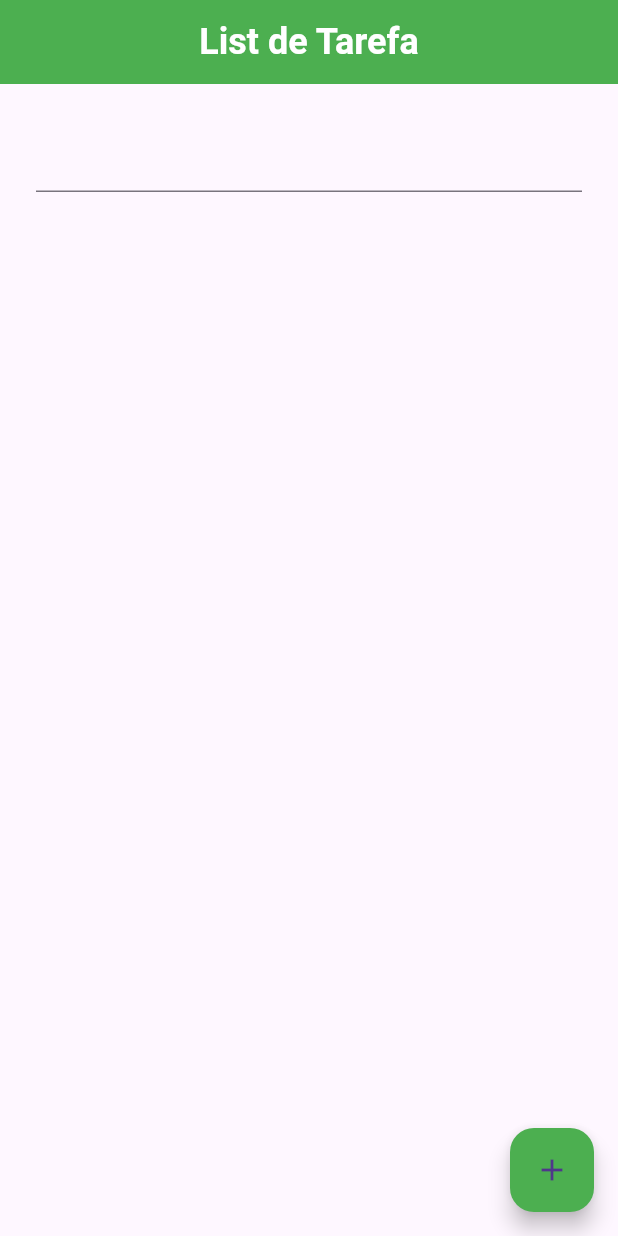
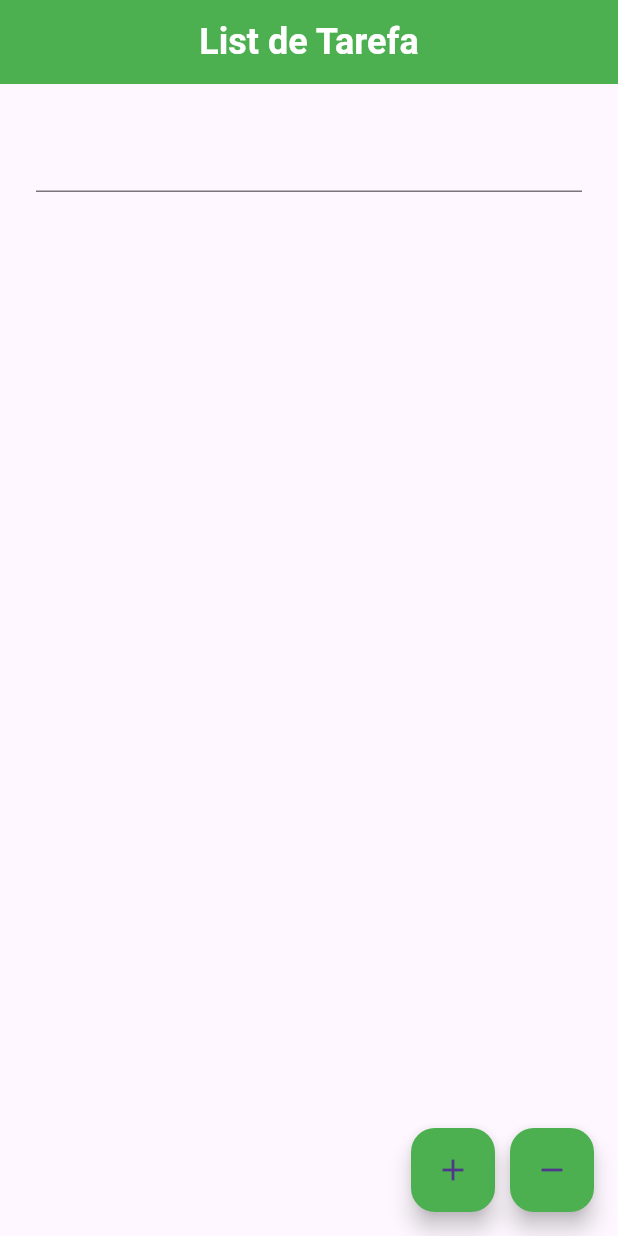
Before and after one commit to Danilomr305/studies, a Flutter app: the screen it shows after launch, on a phone screen of 412 x 824 dp. Run offline on Flutter 3.47's test engine with Material 3 defaults, Android fonts, the phone set to English and light mode, and no system bars; our stand-ins replace animated_splash_screen, page_transition.

Commit message:
estudando sobre list

```diff
--- a/todo_list/lib/pages/todo_list_page.dart
+++ b/todo_list/lib/pages/todo_list_page.dart
@@ -1,4 +1,4 @@
-// ignore_for_file: avoid_print, prefer_is_empty, sized_box_for_whitespace
+// ignore_for_file: avoid_print, prefer_is_empty, sized_box_for_whitespace, list_remove_unrelated_type
 
 import 'package:flutter/material.dart';
 
@@ -38,21 +38,36 @@
               controller: _textEditingController,
             ),
             Container(
-              height: 400,
-              child: ListView.builder(
+              height: 200,
+              child: ListView.separated(
+
+                separatorBuilder: (context, index) => const Divider(),
                 itemCount: tarefas.length,
                 itemBuilder: (context, index) {
-                  return Text(tarefas[index]);
+                  return ListTile(
+                    title: Text(tarefas[index]),
+                    onLongPress: () {
+                      setState(() {
+                        tarefas.removeAt(index);
+                    });
+                    },
+                  );
                 },
               ),
             )
           ],
         ),
       ),
-      floatingActionButton: FloatingActionButton(
+      floatingActionButton: Row(
+        crossAxisAlignment: CrossAxisAlignment.end,
+        mainAxisAlignment: MainAxisAlignment.end,
+        children: [
+          FloatingActionButton(
             onPressed: () {
               if(_textEditingController.text.length > 0) {
+                setState(() {
                   tarefas.add(_textEditingController.text);
+                });
                 _textEditingController.clear();
 
 
@@ -66,6 +81,27 @@
             ),
 
           ),
+
+          const SizedBox(
+            width: 10,
+          ),
+
+          FloatingActionButton(
+            onPressed: () {
+
+                setState(() {
+                  tarefas = [];
+                });
+                _textEditingController.clear();
+            },
+            backgroundColor: Colors.green,
+            child:const Icon(
+              Icons.remove
+            ),
+
+          ),
+        ],
+      ),
     );
   }
 }
```
Lines whose indentation alone changed are shown as unchanged.
